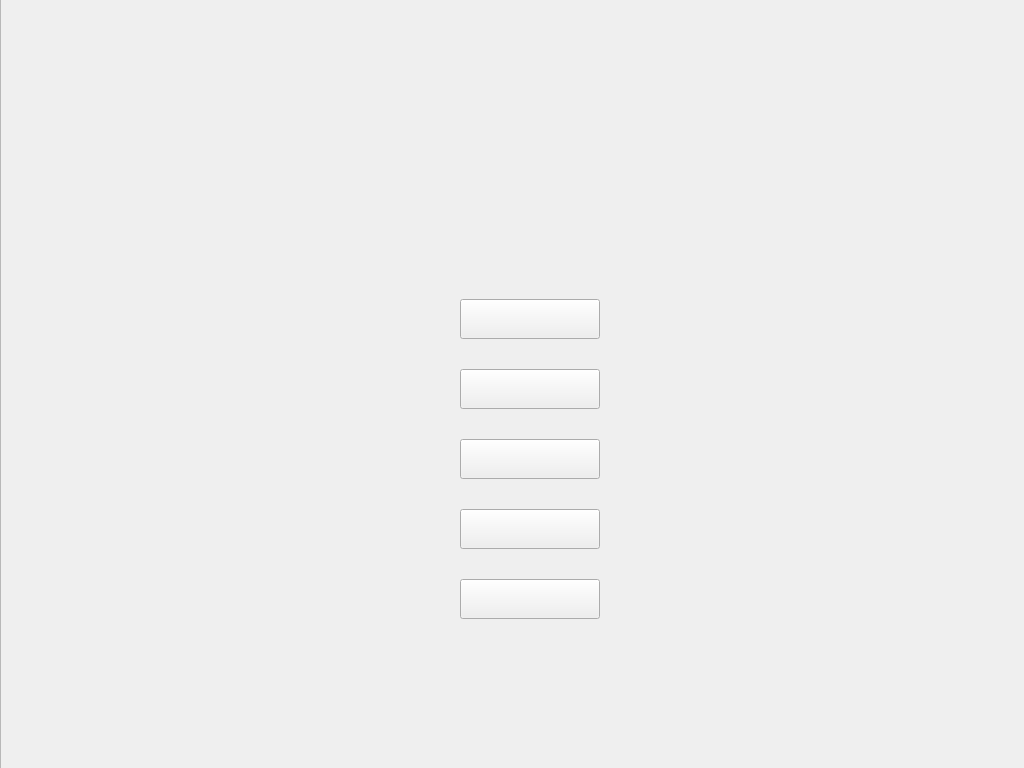
Above: Main_window/part_beginMenu.ui from lindexWindy/ds15UI before the change. Below: the same form after it.
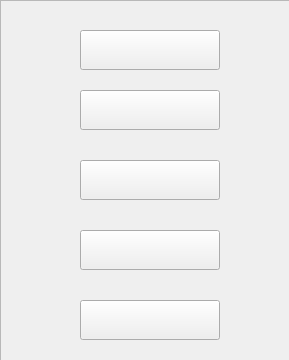
That is the form after the change.

What changed in the file:
```diff
--- a/Main_window/part_beginMenu.ui
+++ b/Main_window/part_beginMenu.ui
@@ -6,8 +6,8 @@
    <rect>
     <x>0</x>
     <y>0</y>
-    <width>1024</width>
-    <height>768</height>
+    <width>289</width>
+    <height>360</height>
    </rect>
   </property>
   <property name="windowTitle">
@@ -17,9 +17,9 @@
    <property name="geometry">
     <rect>
      <x>0</x>
-     <y>-1</y>
-     <width>1031</width>
-     <height>771</height>
+     <y>0</y>
+     <width>290</width>
+     <height>361</height>
     </rect>
    </property>
    <property name="frameShape">
@@ -31,8 +31,8 @@
    <widget class="QPushButton" name="singleGameButton">
     <property name="geometry">
      <rect>
-      <x>460</x>
-      <y>300</y>
+      <x>80</x>
+      <y>30</y>
       <width>140</width>
       <height>40</height>
      </rect>
@@ -44,8 +44,8 @@
    <widget class="QPushButton" name="webGameButton">
     <property name="geometry">
      <rect>
-      <x>460</x>
-      <y>370</y>
+      <x>80</x>
+      <y>90</y>
       <width>140</width>
       <height>40</height>
      </rect>
@@ -57,8 +57,8 @@
    <widget class="QPushButton" name="websiteButton">
     <property name="geometry">
      <rect>
-      <x>460</x>
-      <y>440</y>
+      <x>80</x>
+      <y>160</y>
       <width>140</width>
       <height>40</height>
      </rect>
@@ -70,8 +70,8 @@
    <widget class="QPushButton" name="teamButton">
     <property name="geometry">
      <rect>
-      <x>460</x>
-      <y>510</y>
+      <x>80</x>
+      <y>230</y>
       <width>140</width>
       <height>40</height>
      </rect>
@@ -83,8 +83,8 @@
    <widget class="QPushButton" name="exitGameButton">
     <property name="geometry">
      <rect>
-      <x>460</x>
-      <y>580</y>
+      <x>80</x>
+      <y>300</y>
       <width>140</width>
       <height>40</height>
      </rect>
```
